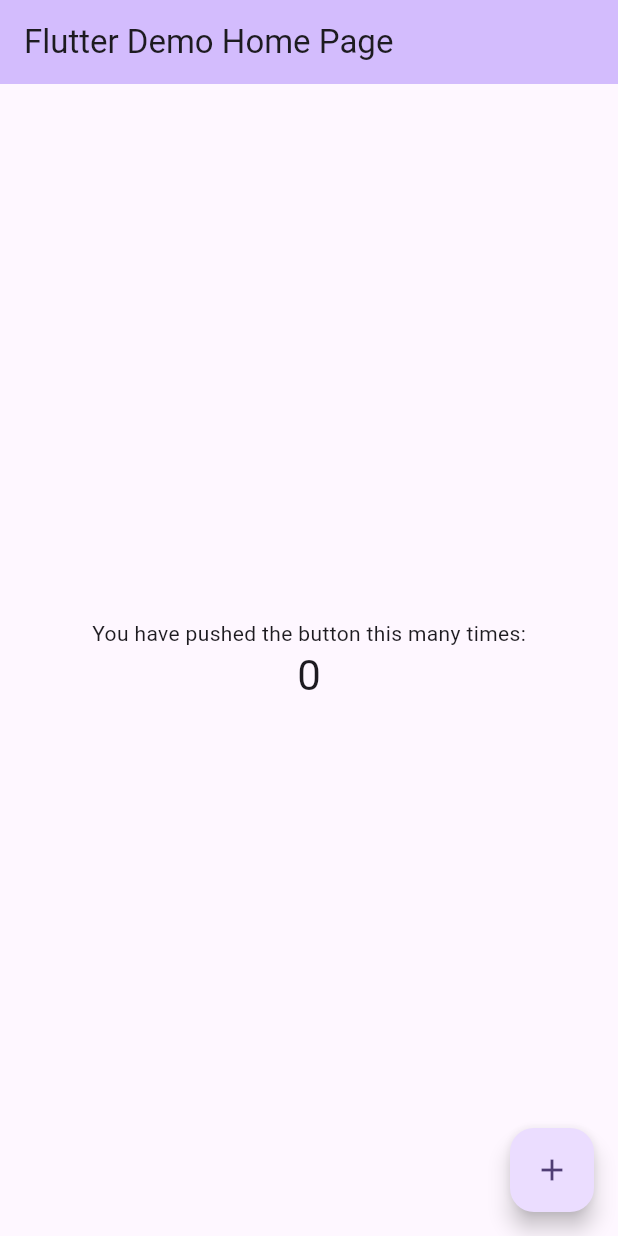
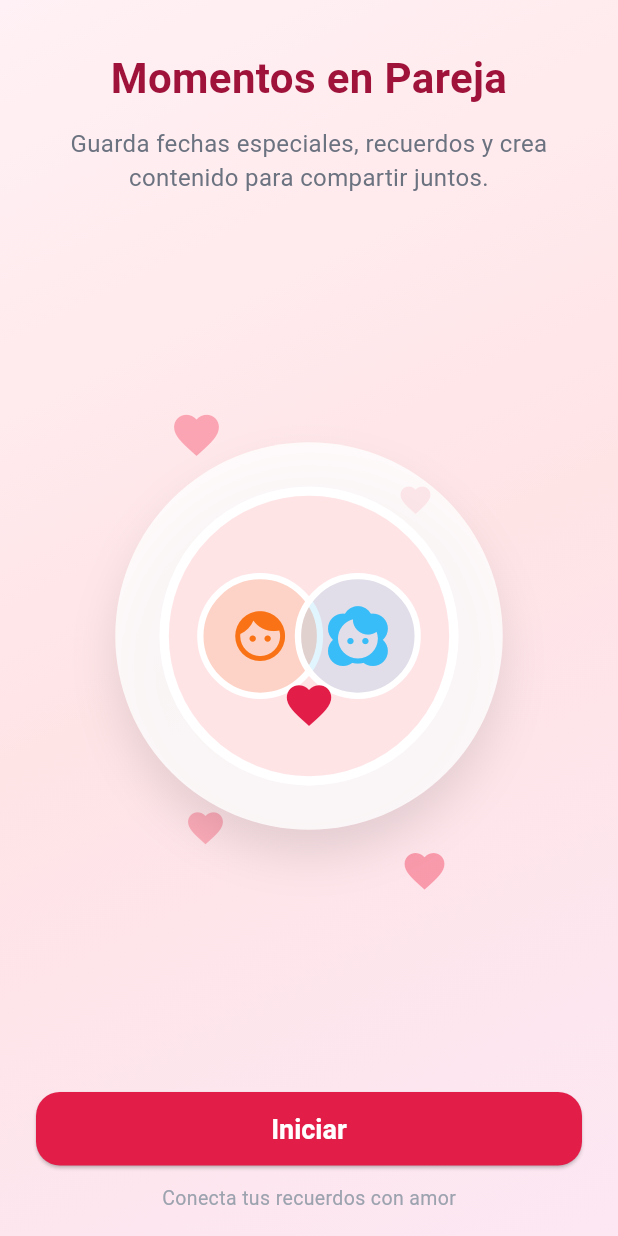
Before and after one commit to UNDERDOGZZ/couple-app-flutter, a Flutter app: the screen it shows after launch, on a phone screen of 412 x 824 dp. Run offline on Flutter 3.47's test engine with Material 3 defaults, Android fonts, the phone set to English and light mode, and no system bars.

Commit message:
Navigate start button to empty screen

```diff
--- a/lib/main.dart
+++ b/lib/main.dart
@@ -7,115 +7,323 @@ void main() {
 class MyApp extends StatelessWidget {
   const MyApp({super.key});
 
-  // This widget is the root of your application.
   @override
   Widget build(BuildContext context) {
     return MaterialApp(
-      title: 'Flutter Demo',
+      title: 'Parejas',
       theme: ThemeData(
-        // This is the theme of your application.
-        //
-        // TRY THIS: Try running your application with "flutter run". You'll see
-        // the application has a purple toolbar. Then, without quitting the app,
-        // try changing the seedColor in the colorScheme below to Colors.green
-        // and then invoke "hot reload" (save your changes or press the "hot
-        // reload" button in a Flutter-supported IDE, or press "r" if you used
-        // the command line to start the app).
-        //
-        // Notice that the counter didn't reset back to zero; the application
-        // state is not lost during the reload. To reset the state, use hot
-        // restart instead.
-        //
-        // This works for code too, not just values: Most code changes can be
-        // tested with just a hot reload.
-        colorScheme: .fromSeed(seedColor: Colors.deepPurple),
+        colorScheme: ColorScheme.fromSeed(seedColor: const Color(0xFFE91E63)),
+        useMaterial3: true,
       ),
-      home: const MyHomePage(title: 'Flutter Demo Home Page'),
+      home: const WelcomeScreen(),
     );
   }
 }
 
-class MyHomePage extends StatefulWidget {
-  const MyHomePage({super.key, required this.title});
-
-  // This widget is the home page of your application. It is stateful, meaning
-  // that it has a State object (defined below) that contains fields that affect
-  // how it looks.
-
-  // This class is the configuration for the state. It holds the values (in this
-  // case the title) provided by the parent (in this case the App widget) and
-  // used by the build method of the State. Fields in a Widget subclass are
-  // always marked "final".
-
-  final String title;
+class WelcomeScreen extends StatefulWidget {
+  const WelcomeScreen({super.key});
 
   @override
-  State<MyHomePage> createState() => _MyHomePageState();
+  State<WelcomeScreen> createState() => _WelcomeScreenState();
 }
 
-class _MyHomePageState extends State<MyHomePage> {
-  int _counter = 0;
+class _WelcomeScreenState extends State<WelcomeScreen>
+    with SingleTickerProviderStateMixin {
+  late final AnimationController _controller;
 
-  void _incrementCounter() {
-    setState(() {
-      // This call to setState tells the Flutter framework that something has
-      // changed in this State, which causes it to rerun the build method below
-      // so that the display can reflect the updated values. If we changed
-      // _counter without calling setState(), then the build method would not be
-      // called again, and so nothing would appear to happen.
-      _counter++;
-    });
+  @override
+  void initState() {
+    super.initState();
+    _controller = AnimationController(
+      vsync: this,
+      duration: const Duration(seconds: 3),
+    )..repeat(reverse: true);
+  }
+
+  @override
+  void dispose() {
+    _controller.dispose();
+    super.dispose();
   }
 
   @override
   Widget build(BuildContext context) {
-    // This method is rerun every time setState is called, for instance as done
-    // by the _incrementCounter method above.
-    //
-    // The Flutter framework has been optimized to make rerunning build methods
-    // fast, so that you can just rebuild anything that needs updating rather
-    // than having to individually change instances of widgets.
+    final size = MediaQuery.of(context).size;
+
     return Scaffold(
-      appBar: AppBar(
-        // TRY THIS: Try changing the color here to a specific color (to
-        // Colors.amber, perhaps?) and trigger a hot reload to see the AppBar
-        // change color while the other colors stay the same.
-        backgroundColor: Theme.of(context).colorScheme.inversePrimary,
-        // Here we take the value from the MyHomePage object that was created by
-        // the App.build method, and use it to set our appbar title.
-        title: Text(widget.title),
+      body: Container(
+        decoration: const BoxDecoration(
+          gradient: LinearGradient(
+            begin: Alignment.topLeft,
+            end: Alignment.bottomRight,
+            colors: [
+              Color(0xFFFFF1F5),
+              Color(0xFFFFE4E6),
+              Color(0xFFFCE7F3),
+            ],
+          ),
+        ),
+        child: SafeArea(
+          child: Padding(
+            padding: const EdgeInsets.symmetric(horizontal: 24, vertical: 16),
+            child: Column(
+              mainAxisAlignment: MainAxisAlignment.spaceBetween,
+              children: [
+                Column(
+                  children: const [
+                    SizedBox(height: 16),
+                    Text(
+                      'Momentos en Pareja',
+                      textAlign: TextAlign.center,
+                      style: TextStyle(
+                        fontSize: 28,
+                        fontWeight: FontWeight.bold,
+                        color: Color(0xFF9F1239),
+                      ),
+                    ),
+                    SizedBox(height: 12),
+                    Text(
+                      'Guarda fechas especiales, recuerdos y crea contenido para compartir juntos.',
+                      textAlign: TextAlign.center,
+                      style: TextStyle(
+                        fontSize: 16,
+                        color: Color(0xFF6B7280),
+                      ),
+                    ),
+                  ],
+                ),
+                SizedBox(
+                  height: size.height * 0.45,
+                  child: AnimatedBuilder(
+                    animation: _controller,
+                    builder: (context, child) {
+                      final float = 10 * _controller.value;
+                      final sway = 6 * (0.5 - (_controller.value - 0.5).abs());
+                      return Stack(
+                        alignment: Alignment.center,
+                        children: [
+                          Positioned(
+                            top: 20 + float,
+                            left: 30,
+                            child: _FloatingHeart(
+                              size: 36,
+                              opacity: 0.4,
+                              offset: Offset(0, sway),
+                            ),
+                          ),
+                          Positioned(
+                            top: 80,
+                            right: 40,
+                            child: _FloatingHeart(
+                              size: 24,
+                              opacity: 0.6,
+                              offset: Offset(0, -sway),
+                            ),
+                          ),
+                          Positioned(
+                            bottom: 40 + float,
+                            left: 40,
+                            child: _FloatingHeart(
+                              size: 28,
+                              opacity: 0.35,
+                              offset: Offset(0, -sway),
+                            ),
+                          ),
+                          Positioned(
+                            bottom: 20,
+                            right: 30,
+                            child: _FloatingHeart(
+                              size: 32,
+                              opacity: 0.45,
+                              offset: Offset(0, sway),
+                            ),
+                          ),
+                          Transform.translate(
+                            offset: Offset(0, -8 + float / 2),
+                            child: _CoupleIllustration(scale: 1 + float / 120),
+                          ),
+                        ],
+                      );
+                    },
+                  ),
+                ),
+                Column(
+                  children: [
+                    SizedBox(
+                      width: double.infinity,
+                      child: ElevatedButton(
+                        onPressed: () {
+                          Navigator.of(context).push(
+                            MaterialPageRoute<void>(
+                              builder: (context) => const EmptyScreen(),
+                            ),
+                          );
+                        },
+                        style: ElevatedButton.styleFrom(
+                          backgroundColor: const Color(0xFFE11D48),
+                          foregroundColor: Colors.white,
+                          padding: const EdgeInsets.symmetric(vertical: 14),
+                          shape: RoundedRectangleBorder(
+                            borderRadius: BorderRadius.circular(16),
+                          ),
+                          textStyle: const TextStyle(
+                            fontSize: 18,
+                            fontWeight: FontWeight.w600,
+                          ),
+                        ),
+                        child: const Text('Iniciar'),
+                      ),
+                    ),
+                    const SizedBox(height: 12),
+                    const Text(
+                      'Conecta tus recuerdos con amor',
+                      style: TextStyle(
+                        fontSize: 13,
+                        color: Color(0xFF9CA3AF),
+                      ),
+                    ),
+                  ],
+                ),
+              ],
+            ),
+          ),
+        ),
       ),
-      body: Center(
-        // Center is a layout widget. It takes a single child and positions it
-        // in the middle of the parent.
-        child: Column(
-          // Column is also a layout widget. It takes a list of children and
-          // arranges them vertically. By default, it sizes itself to fit its
-          // children horizontally, and tries to be as tall as its parent.
-          //
-          // Column has various properties to control how it sizes itself and
-          // how it positions its children. Here we use mainAxisAlignment to
-          // center the children vertically; the main axis here is the vertical
-          // axis because Columns are vertical (the cross axis would be
-          // horizontal).
-          //
-          // TRY THIS: Invoke "debug painting" (choose the "Toggle Debug Paint"
-          // action in the IDE, or press "p" in the console), to see the
-          // wireframe for each widget.
-          mainAxisAlignment: .center,
+    );
+  }
+}
+
+class EmptyScreen extends StatelessWidget {
+  const EmptyScreen({super.key});
+
+  @override
+  Widget build(BuildContext context) {
+    return const Scaffold(
+      body: SafeArea(
+        child: Center(
+          child: Text(
+            'Pantalla vacía',
+            style: TextStyle(
+              fontSize: 18,
+              color: Color(0xFF6B7280),
+            ),
+          ),
+        ),
+      ),
+    );
+  }
+}
+
+class _FloatingHeart extends StatelessWidget {
+  const _FloatingHeart({
+    required this.size,
+    required this.opacity,
+    required this.offset,
+  });
+
+  final double size;
+  final double opacity;
+  final Offset offset;
+
+  @override
+  Widget build(BuildContext context) {
+    return Transform.translate(
+      offset: offset,
+      child: Icon(
+        Icons.favorite,
+        size: size,
+        color: const Color(0xFFF43F5E).withOpacity(opacity),
+      ),
+    );
+  }
+}
+
+class _CoupleIllustration extends StatelessWidget {
+  const _CoupleIllustration({required this.scale});
+
+  final double scale;
+
+  @override
+  Widget build(BuildContext context) {
+    return Transform.scale(
+      scale: scale,
+      child: Container(
+        padding: const EdgeInsets.all(28),
+        decoration: BoxDecoration(
+          color: Colors.white.withOpacity(0.8),
+          shape: BoxShape.circle,
+          boxShadow: [
+            BoxShadow(
+              color: Colors.black.withOpacity(0.1),
+              blurRadius: 24,
+              offset: const Offset(0, 16),
+            ),
+          ],
+        ),
+        child: Stack(
+          alignment: Alignment.center,
           children: [
-            const Text('You have pushed the button this many times:'),
-            Text(
-              '$_counter',
-              style: Theme.of(context).textTheme.headlineMedium,
+            Container(
+              width: 190,
+              height: 190,
+              decoration: BoxDecoration(
+                color: const Color(0xFFFFE4E6),
+                shape: BoxShape.circle,
+                border: Border.all(color: Colors.white, width: 6),
+              ),
+            ),
+            Positioned(
+              left: 24,
+              child: _PersonAvatar(
+                color: const Color(0xFFF97316),
+                icon: Icons.face,
+              ),
+            ),
+            Positioned(
+              right: 24,
+              child: _PersonAvatar(
+                color: const Color(0xFF38BDF8),
+                icon: Icons.face_2,
+              ),
+            ),
+            const Positioned(
+              bottom: 34,
+              child: Icon(
+                Icons.favorite,
+                size: 34,
+                color: Color(0xFFE11D48),
+              ),
             ),
           ],
         ),
       ),
-      floatingActionButton: FloatingActionButton(
-        onPressed: _incrementCounter,
-        tooltip: 'Increment',
-        child: const Icon(Icons.add),
+    );
+  }
+}
+
+class _PersonAvatar extends StatelessWidget {
+  const _PersonAvatar({
+    required this.color,
+    required this.icon,
+  });
+
+  final Color color;
+  final IconData icon;
+
+  @override
+  Widget build(BuildContext context) {
+    return Container(
+      width: 80,
+      height: 80,
+      decoration: BoxDecoration(
+        color: color.withOpacity(0.15),
+        shape: BoxShape.circle,
+        border: Border.all(color: Colors.white, width: 4),
+      ),
+      child: Icon(
+        icon,
+        size: 38,
+        color: color,
       ),
     );
   }
```
